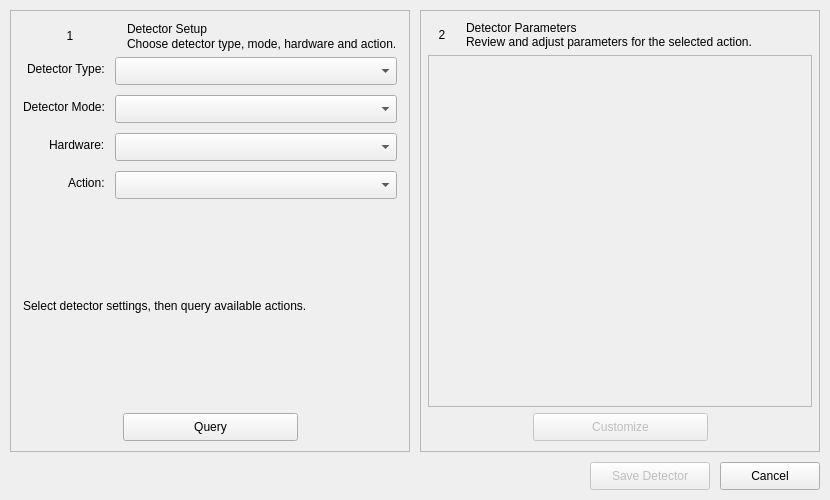
The window that UI/detector_selection.ui (ainfosec/FISSURE) describes before a commit, drawn with Qt 5.
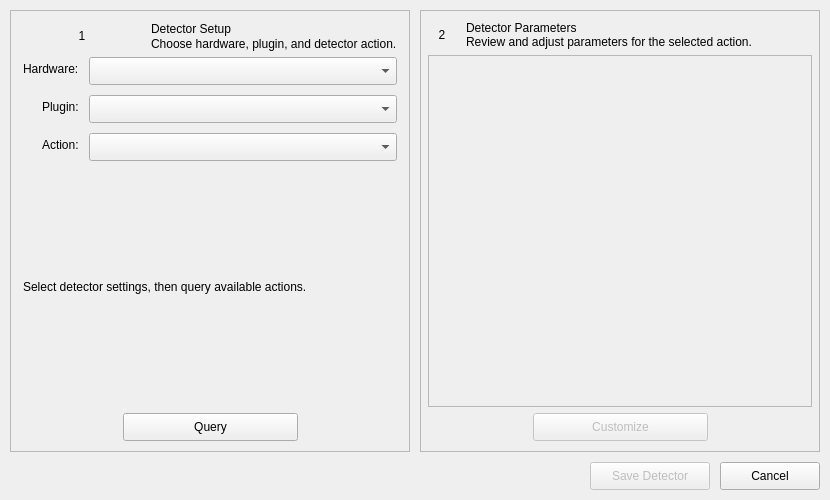
The same window after the commit.

Commit message: Rebuild Sensor Node Autorun and unify plugin action selection

```diff
--- a/UI/detector_selection.ui
+++ b/UI/detector_selection.ui
@@ -145,7 +145,7 @@
                </size>
               </property>
               <property name="text">
-               <string>Choose detector type, mode, hardware and action.</string>
+               <string>Choose hardware, plugin, and detector action.</string>
               </property>
              </widget>
             </item>
@@ -165,14 +165,14 @@
            <number>10</number>
           </property>
           <item row="0" column="0">
-           <widget class="QLabel" name="label2_detector_selection_type">
+           <widget class="QLabel" name="label2_detector_selection_hardware">
             <property name="text">
-             <string>Detector Type:</string>
+             <string>Hardware:</string>
             </property>
            </widget>
           </item>
           <item row="0" column="1">
-           <widget class="QComboBox" name="comboBox_detector_selection_type">
+           <widget class="QComboBox" name="comboBox_detector_selection_hardware">
             <property name="minimumSize">
              <size>
               <width>240</width>
@@ -184,7 +184,7 @@
           <item row="1" column="0">
            <widget class="QLabel" name="label2_detector_selection_mode">
             <property name="text">
-             <string>Detector Mode:</string>
+             <string>Plugin:</string>
             </property>
            </widget>
           </item>
@@ -199,30 +199,13 @@
            </widget>
           </item>
           <item row="2" column="0">
-           <widget class="QLabel" name="label2_detector_selection_hardware">
-            <property name="text">
-             <string>Hardware:</string>
-            </property>
-           </widget>
-          </item>
-          <item row="2" column="1">
-           <widget class="QComboBox" name="comboBox_detector_selection_hardware">
-            <property name="minimumSize">
-             <size>
-              <width>240</width>
-              <height>28</height>
-             </size>
-            </property>
-           </widget>
-          </item>
-          <item row="3" column="0">
            <widget class="QLabel" name="label2_detector_selection_action">
             <property name="text">
              <string>Action:</string>
             </property>
            </widget>
           </item>
-          <item row="3" column="1">
+          <item row="2" column="1">
            <widget class="QComboBox" name="comboBox_detector_selection_action">
             <property name="minimumSize">
              <size>
```
Left out of the diff: 4 changed lines with no effect on the pictures. The commit also changes 28 other files.
